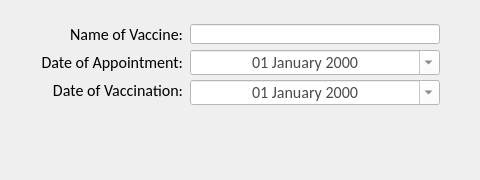
Before: the Qt Designer form Designs/Vaccine_Add_Edit.ui in BarisCeliktutan/CosmosVet, drawn with Qt 5.
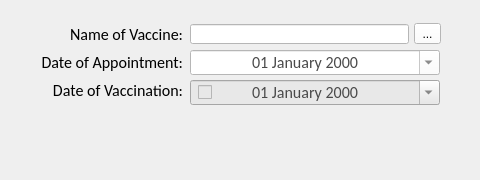
After: the same form once the commit is applied. Icons and pictures are not drawn.

Patch:
```diff
--- a/Designs/Vaccine_Add_Edit.ui
+++ b/Designs/Vaccine_Add_Edit.ui
@@ -133,7 +133,7 @@
     <bool>false</bool>
    </property>
    <property name="styleSheet">
-    <string notr="true">background-color: rgb(255, 255, 255);
+    <string notr="true">background-color: rgb(232, 232, 232);
 color: rgb(74, 74, 74);</string>
    </property>
    <property name="locale">
@@ -194,7 +194,7 @@
     <rect>
      <x>190</x>
      <y>24</y>
-     <width>250</width>
+     <width>219</width>
      <height>20</height>
     </rect>
    </property>
@@ -207,6 +207,9 @@
    <property name="styleSheet">
     <string notr="true">background-color: rgb(255, 255, 255);</string>
    </property>
+   <property name="readOnly">
+    <bool>true</bool>
+   </property>
   </widget>
   <widget class="QLabel" name="lblNameofVaccine">
    <property name="geometry">
@@ -268,6 +271,39 @@
     <bool>true</bool>
    </property>
   </widget>
+  <widget class="QCheckBox" name="cbDateOfVaccination">
+   <property name="geometry">
+    <rect>
+     <x>198</x>
+     <y>84</y>
+     <width>21</width>
+     <height>17</height>
+    </rect>
+   </property>
+   <property name="styleSheet">
+    <string notr="true">background-color: rgb(232, 232, 232);
+</string>
+   </property>
+   <property name="text">
+    <string/>
+   </property>
+  </widget>
+  <widget class="QToolButton" name="btnNameofVaccine">
+   <property name="geometry">
+    <rect>
+     <x>414</x>
+     <y>23</y>
+     <width>27</width>
+     <height>21</height>
+    </rect>
+   </property>
+   <property name="styleSheet">
+    <string notr="true">background-color: rgb(255, 255, 255);</string>
+   </property>
+   <property name="text">
+    <string>...</string>
+   </property>
+  </widget>
  </widget>
  <tabstops>
   <tabstop>entNameofVaccine</tabstop>
```
Left out of the diff: 2 changed lines with no effect on the pictures.
